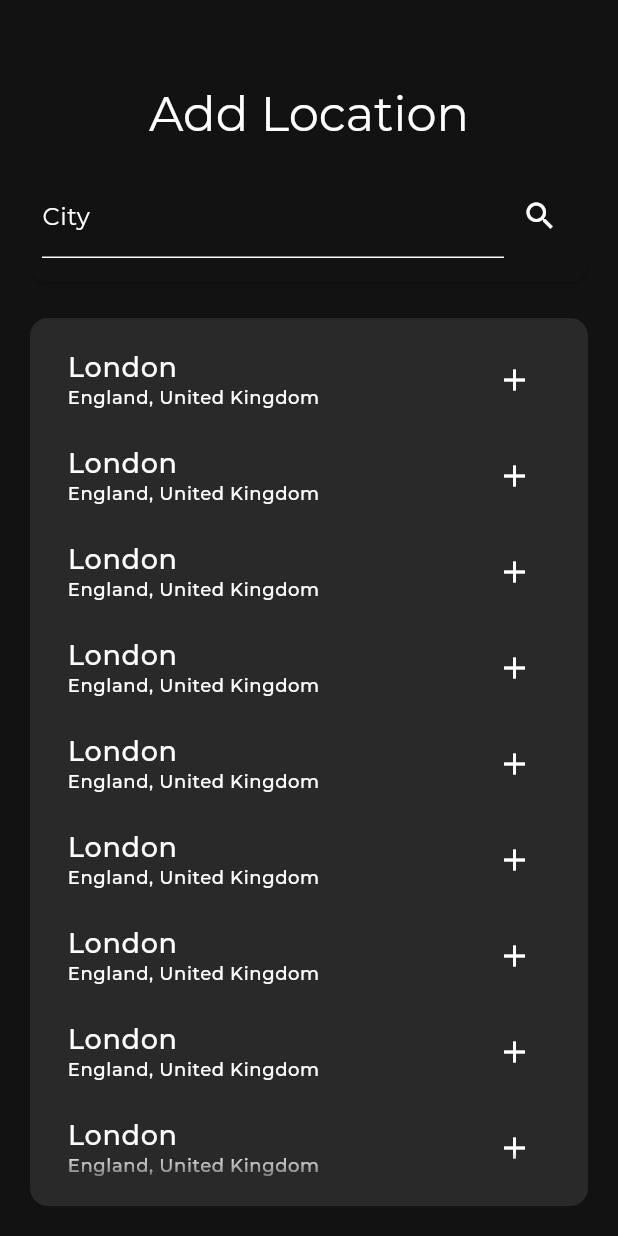
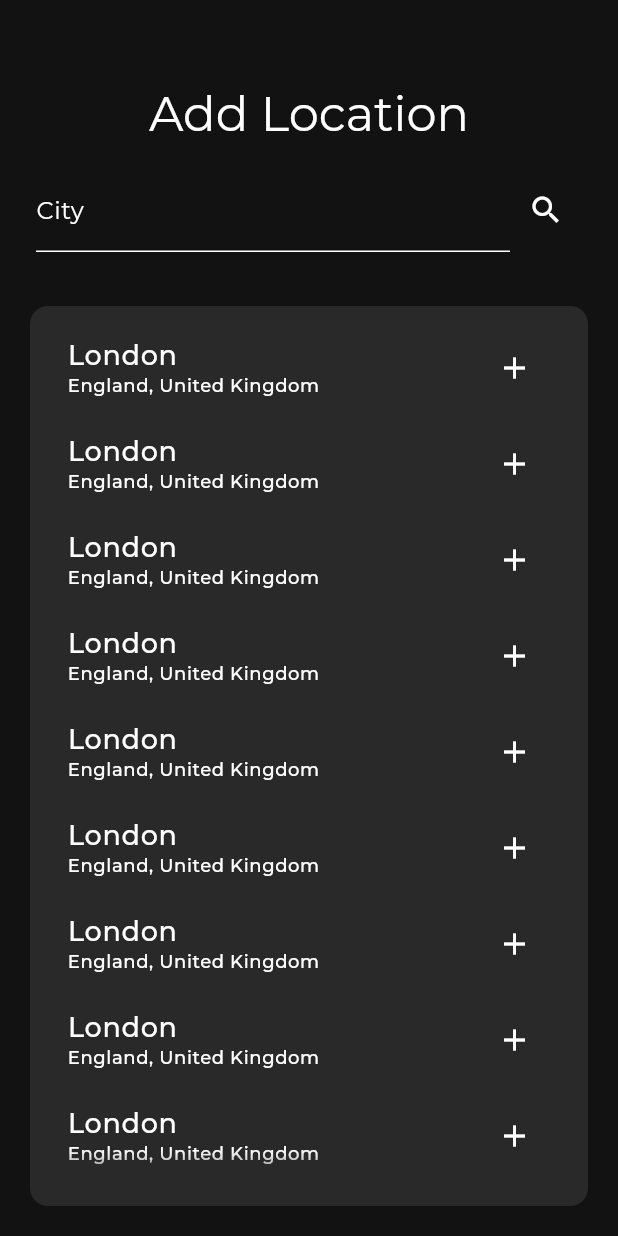
Before and after one commit to lauk20/windchimes, a Flutter app: the screen it shows after launch, on a phone screen of 412 x 824 dp. Run offline on Flutter 3.47's test engine with Material 2 defaults, Android fonts, the phone set to English and light mode, and no system bars; our stand-ins replace equatable, flutter_bloc, google_fonts, hydrated_bloc; network calls fail.

Commit message:
update search bar to remove background and unecessary card

```diff
--- a/lib/weather/view/search_view.dart
+++ b/lib/weather/view/search_view.dart
@@ -47,7 +47,6 @@ class _SearchPageState extends State<SearchPage> {
           Text("Add Location", style: theme.textTheme.headlineLarge),
           Padding(
             padding: const EdgeInsets.all(16),
-            child: Card(
             child: Padding(
               padding: const EdgeInsets.only(left: 8, right: 8, bottom: 16),
               child: Row(
@@ -77,7 +76,6 @@ class _SearchPageState extends State<SearchPage> {
                     }
                   )
                 ],
-                ),
               ),
             ),
           ),
```
Lines whose indentation alone changed are shown as unchanged.
